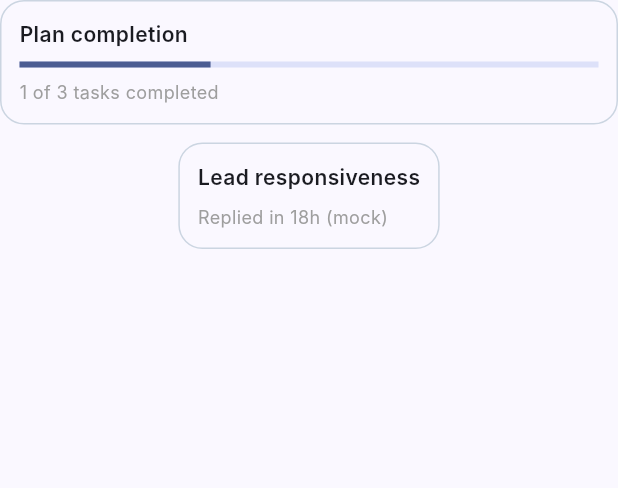
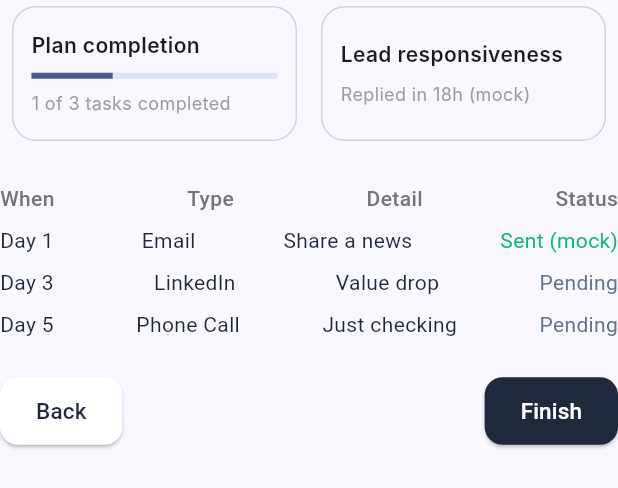
Before and after one commit to DebdaruDG/Network-IT-Lead-Planner-and-Follow-up, a Flutter app: the Step6TrackProgress widget shown alone on an empty page, opened directly, on a phone screen of 412 x 824 dp. Shown: the top 488 px of the screen. Run offline on Flutter 3.47's test engine with Material 3 defaults, Android fonts, the phone set to English and light mode, and no system bars; our stand-ins replace dio, flutter_riverpod, go_router, google_sign_in; Roboto replaces fonts that are missing (Inter).

Commit message:
Step 6 in progress

```diff
--- a/lib/features/lead_creation/steps/step6_plan_overview.dart
+++ b/lib/features/lead_creation/steps/step6_plan_overview.dart
@@ -7,9 +7,38 @@ class Step6TrackProgress extends StatelessWidget {
   Widget build(BuildContext context) {
     return Column(
       children: [
-        progressCard("Plan completion", 0.33, "1 of 3 tasks completed"),
-        const SizedBox(height: 12),
-        progressCard("Lead responsiveness", null, "Replied in 18h (mock)"),
+        Row(
+          children: [
+            Expanded(
+              child: progressCard(
+                "Plan completion",
+                0.33,
+                "1 of 3 tasks completed",
+              ),
+            ),
+            Expanded(
+              child: progressCard(
+                "Lead responsiveness",
+                null,
+                "Replied in 18h (mock)",
+              ),
+            ),
+          ],
+        ),
+        const SizedBox(height: 24), // Spacing before task list
+        taskList(),
+        const SizedBox(height: 24), // Spacing before task list
+        Row(
+          mainAxisAlignment: MainAxisAlignment.spaceBetween,
+          children: [
+            backButton(() {
+              // Placeholder for go back action
+            }),
+            finishButton(() {
+              // Placeholder for finish action
+            }),
+          ],
+        ),
       ],
     );
   }
@@ -17,12 +46,15 @@ class Step6TrackProgress extends StatelessWidget {
   Widget progressCard(String title, double? progress, String detail) {
     return Container(
       padding: const EdgeInsets.all(12),
+      margin: const EdgeInsets.symmetric(horizontal: 8, vertical: 4),
       decoration: BoxDecoration(
         border: Border.all(color: const Color(0xFFCBD5E1)),
         borderRadius: BorderRadius.circular(16),
       ),
+      height: 90,
       child: Column(
         crossAxisAlignment: CrossAxisAlignment.start,
+        mainAxisAlignment: MainAxisAlignment.center,
         children: [
           Text(title, style: const TextStyle(fontWeight: FontWeight.w600)),
           if (progress != null) ...[
@@ -38,4 +70,145 @@ class Step6TrackProgress extends StatelessWidget {
       ),
     );
   }
+
+  Widget finishButton(VoidCallback onPressed) {
+    return ElevatedButton(
+      onPressed: onPressed,
+      style: ElevatedButton.styleFrom(
+        backgroundColor: const Color(0xFF1E293B),
+        foregroundColor: Colors.white,
+        shape: RoundedRectangleBorder(borderRadius: BorderRadius.circular(12)),
+        padding: const EdgeInsets.symmetric(horizontal: 24, vertical: 12),
+      ),
+      child: const Text(
+        "Finish",
+        style: TextStyle(
+          fontSize: 15,
+          fontWeight: FontWeight.w500,
+          fontFamily: 'Roboto', // Match image font style
+        ),
+      ),
+    );
+  }
+
+  Widget backButton(VoidCallback onPressed) {
+    return ElevatedButton(
+      onPressed: onPressed,
+      style: ElevatedButton.styleFrom(
+        backgroundColor: Colors.white,
+        foregroundColor: const Color(0xFF1E293B),
+        shape: RoundedRectangleBorder(borderRadius: BorderRadius.circular(12)),
+        padding: const EdgeInsets.symmetric(horizontal: 24, vertical: 12),
+      ),
+      child: const Text(
+        "Back",
+        style: TextStyle(
+          fontSize: 15,
+          fontWeight: FontWeight.w500,
+          fontFamily: 'Roboto',
+        ),
+      ),
+    );
+  }
+
+  Widget taskList() {
+    return Column(
+      children: [
+        Row(
+          mainAxisAlignment: MainAxisAlignment.spaceBetween,
+          children: [
+            Text(
+              "When",
+              style: TextStyle(
+                fontSize: 14,
+                fontWeight: FontWeight.w500,
+                color: Colors.grey.shade600,
+                fontFamily: 'Roboto',
+              ),
+            ),
+            Text(
+              "Type",
+              style: TextStyle(
+                fontSize: 14,
+                fontWeight: FontWeight.w500,
+                color: Colors.grey.shade600,
+                fontFamily: 'Roboto',
+              ),
+            ),
+            Text(
+              "Detail",
+              style: TextStyle(
+                fontSize: 14,
+                fontWeight: FontWeight.w500,
+                color: Colors.grey.shade600,
+                fontFamily: 'Roboto',
+              ),
+            ),
+            Text(
+              "Status",
+              style: TextStyle(
+                fontSize: 14,
+                fontWeight: FontWeight.w500,
+                color: Colors.grey.shade600,
+                fontFamily: 'Roboto',
+              ),
+            ),
+          ],
+        ),
+        const SizedBox(height: 8),
+        taskRow("Day 1", "Email", "Share a news", "Sent (mock)"),
+        const SizedBox(height: 8),
+        taskRow("Day 3", "LinkedIn", "Value drop", "Pending"),
+        const SizedBox(height: 8),
+        taskRow("Day 5", "Phone Call", "Just checking", "Pending"),
+      ],
+    );
+  }
+
+  Widget taskRow(String when, String type, String detail, String status) {
+    return Row(
+      mainAxisAlignment: MainAxisAlignment.spaceBetween,
+      children: [
+        Text(
+          when,
+          style: const TextStyle(
+            fontSize: 14,
+            fontWeight: FontWeight.w400,
+            color: Color(0xFF1E293B),
+            fontFamily: 'Roboto',
+          ),
+        ),
+        Text(
+          type,
+          style: const TextStyle(
+            fontSize: 14,
+            fontWeight: FontWeight.w400,
+            color: Color(0xFF1E293B),
+            fontFamily: 'Roboto',
+          ),
+        ),
+        Text(
+          detail,
+          style: const TextStyle(
+            fontSize: 14,
+            fontWeight: FontWeight.w400,
+            color: Color(0xFF1E293B),
+            fontFamily: 'Roboto',
+          ),
+        ),
+        Text(
+          status,
+          style: TextStyle(
+            fontSize: 14,
+            fontWeight: FontWeight.w400,
+            color:
+                status == "Sent (mock)"
+                    ? const Color(0xFF10B981) // Green for sent
+                    : const Color(0xFF64748B), // Medium gray for pending
+            fontFamily: 'Roboto',
+          ),
+        ),
+      ],
+    );
+  }
 }
```
